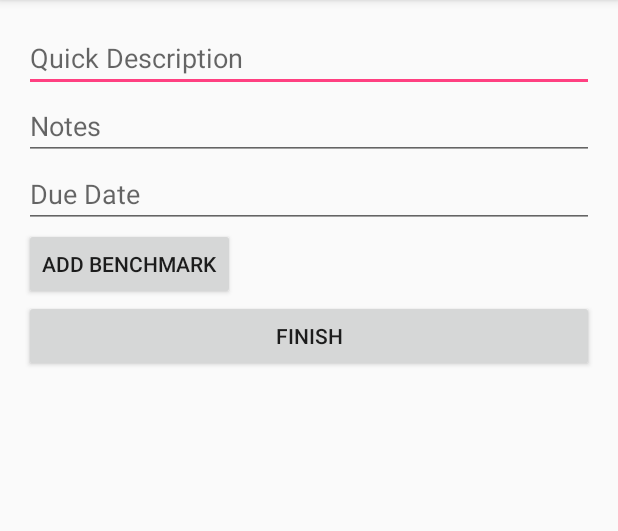
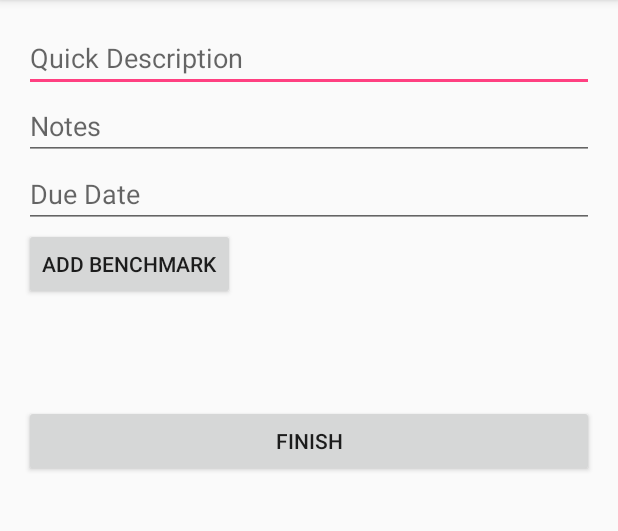
Before and after one commit to kirkp1ia/EduTrack, an Android app: the AddDeadline screen opened directly, with no data from a screen before it, on a phone screen of 412 x 824 dp, the part 84-615 px from its top. Run offline under Robolectric (Android 15) with nearby library versions, the light colour scheme and no system bars.

Commit message:
Did UI navigation

```diff
--- a/app/build.gradle
+++ b/app/build.gradle
@@ -2,10 +2,10 @@ apply plugin: 'com.android.application'
 
 android {
     compileSdkVersion 24
-    buildToolsVersion "24.0.3"
+    buildToolsVersion "24.0.2"
     defaultConfig {
         applicationId "edu.cmich.kirkp1ia.cps596.edutrack"
-        minSdkVersion 15
+        minSdkVersion 21
         targetSdkVersion 24
         versionCode 1
         versionName "1.0"
--- a/app/src/main/AndroidManifest.xml
+++ b/app/src/main/AndroidManifest.xml
@@ -15,7 +15,7 @@
                 <category android:name="android.intent.category.LAUNCHER" />
             </intent-filter>
         </activity>
-        <activity android:name=".AddDeadline"></activity>
+        <activity android:name=".AddDeadline" />
     </application>
 
 </manifest>
--- a/app/src/main/res/layout/activity_add_deadline.xml
+++ b/app/src/main/res/layout/activity_add_deadline.xml
@@ -16,7 +16,8 @@
         android:layout_width="match_parent"
         android:layout_height="match_parent"
         android:layout_centerVertical="true"
-        android:layout_centerHorizontal="true">
+        android:layout_centerHorizontal="true"
+        android:weightSum="1">
 
         <EditText
             android:layout_width="match_parent"
@@ -49,12 +50,23 @@
             android:layout_height="wrap_content"
             android:id="@+id/button2"
             android:elevation="0dp"
-            style="@style/Widget.AppCompat.Button.Small" />
+            style="@style/Widget.AppCompat.Button.Small"
+            android:onClick="addBenchmarkPressed" />
+
+        <LinearLayout
+            android:orientation="vertical"
+            android:layout_width="match_parent"
+            android:layout_height="66dp"
+            android:id="@+id/view_benchmarks"
+            android:layout_weight="0.01">
+
+        </LinearLayout>
 
         <Button
             android:text="Finish"
             android:layout_width="match_parent"
             android:layout_height="wrap_content"
-            android:id="@+id/button3" />
+            android:id="@+id/button3"
+            android:onClick="finishPressed" />
     </LinearLayout>
 </RelativeLayout>
--- a/app/src/main/res/layout/activity_deadline_index.xml
+++ b/app/src/main/res/layout/activity_deadline_index.xml
@@ -31,7 +31,8 @@
                 android:layout_height="wrap_content"
                 android:id="@+id/button"
                 android:background="@android:drawable/ic_menu_add"
-                android:layout_width="50dp" />
+                android:layout_width="50dp"
+                android:onClick="addDeadlinePressed" />
 
         </LinearLayout>
 
--- a/build.gradle
+++ b/build.gradle
@@ -5,7 +5,7 @@ buildscript {
         jcenter()
     }
     dependencies {
-        classpath 'com.android.tools.build:gradle:2.2.0'
+        classpath 'com.android.tools.build:gradle:2.2.2'
 
         // NOTE: Do not place your application dependencies here; they belong
         // in the individual module build.gradle files
```
Also changed, not shown: app/src/main/java/edu/cmich/kirkp1ia/cps596/edutrack/AddDeadline.java (+43 -1 lines), app/src/main/java/edu/cmich/kirkp1ia/cps596/edutrack/DeadlineIndexActivity.java (+7 -0 lines).
